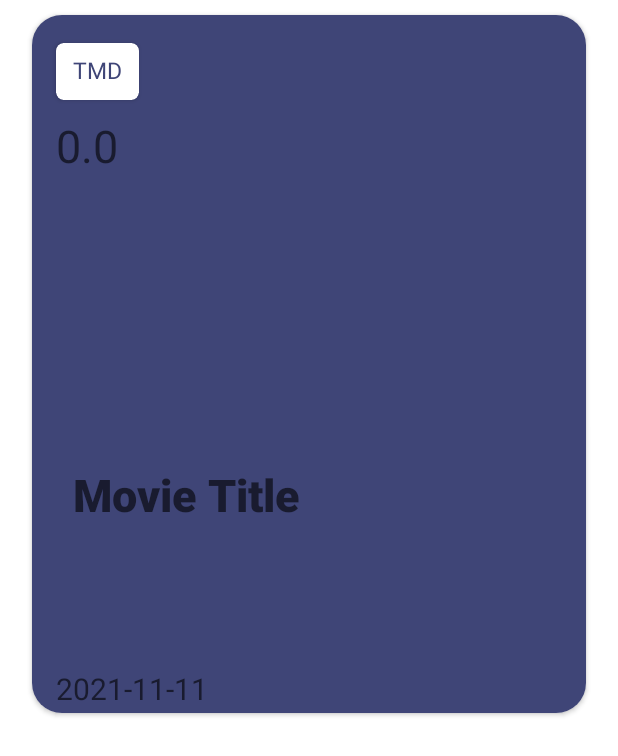
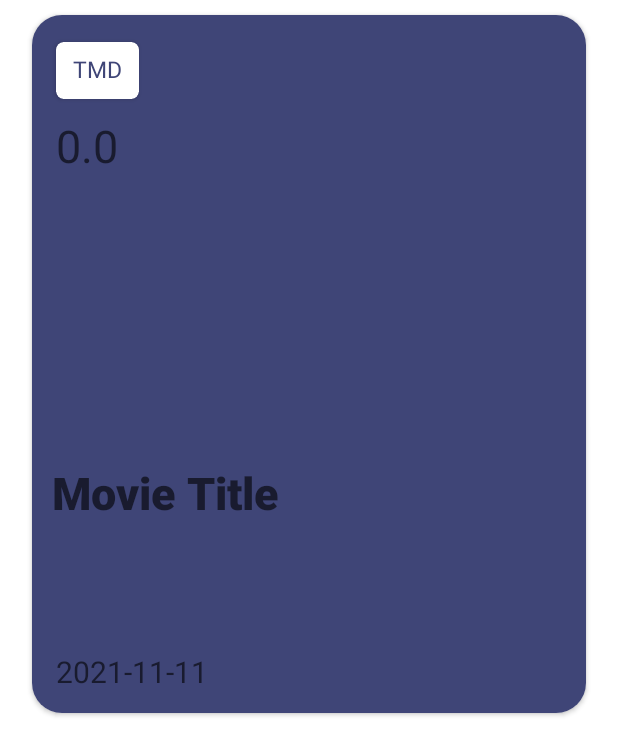
Before and after one commit to barbosaivan/theMovieDB, an Android app: the layout list_movie.xml on its own in the app's theme, with its tools: preview values and no code run, on a phone screen of 412 x 824 dp. Shown: the top 756 px of the screen. Run offline under Robolectric (Android 15) with nearby library versions, the phone set to English and light mode, and no system bars.

Commit message:
REFECTORIZACION - Reajuste a la vista de los CardView
Se reajusto el tamaño y responsividad de los TextView que imprimen los datos.

```diff
--- a/app/src/main/res/layout/list_movie.xml
+++ b/app/src/main/res/layout/list_movie.xml
@@ -42,9 +42,7 @@
             android:id="@+id/imageViewMovie"
             android:layout_width="match_parent"
             android:layout_height="match_parent"
-            tools:ignore="MissingConstraints"
-            tools:layout_editor_absoluteX="0dp"
-            tools:layout_editor_absoluteY="0dp" />
+            tools:ignore="MissingConstraints" />
 
         <TextView
             android:id="@+id/textViewAverage"
@@ -59,27 +57,26 @@
             app:layout_constraintHorizontal_bias="0.05"
             app:layout_constraintStart_toStartOf="@+id/imageViewMovie"
             app:layout_constraintTop_toTopOf="@+id/imageViewMovie"
-            app:layout_constraintVertical_bias="0.25" />
+            app:layout_constraintVertical_bias="0.25"/>
 
         <TextView
             android:id="@+id/textViewTitle"
-            android:layout_width="320dp"
+            android:layout_width="match_parent"
             android:layout_height="40dp"
+            android:layout_marginHorizontal="13dp"
             android:fontFamily="sans-serif-black"
             android:hint="Movie Title"
             android:textColor="@color/white"
             android:textSize="30dp"
             app:layout_constraintBottom_toBottomOf="@+id/imageViewMovie"
-            app:layout_constraintEnd_toEndOf="parent"
-            app:layout_constraintHorizontal_bias="0.55"
             app:layout_constraintStart_toStartOf="parent"
             app:layout_constraintTop_toTopOf="@+id/imageViewMovie"
-            app:layout_constraintVertical_bias="0.703" />
+            app:layout_constraintVertical_bias="0.701" />
 
         <TextView
             android:id="@+id/textViewReleaseDate"
             android:layout_width="110dp"
-            android:layout_height="30dp"
+            android:layout_height="24dp"
             android:fontFamily="sans-serif"
             android:hint="2021-11-11"
             android:textColor="@color/white"
@@ -89,7 +86,7 @@
             app:layout_constraintHorizontal_bias="0.061"
             app:layout_constraintStart_toStartOf="parent"
             app:layout_constraintTop_toBottomOf="@+id/textViewTitle"
-            app:layout_constraintVertical_bias="1.0" />
+            app:layout_constraintVertical_bias="0.835" />
 
     </androidx.constraintlayout.widget.ConstraintLayout>
 
```
